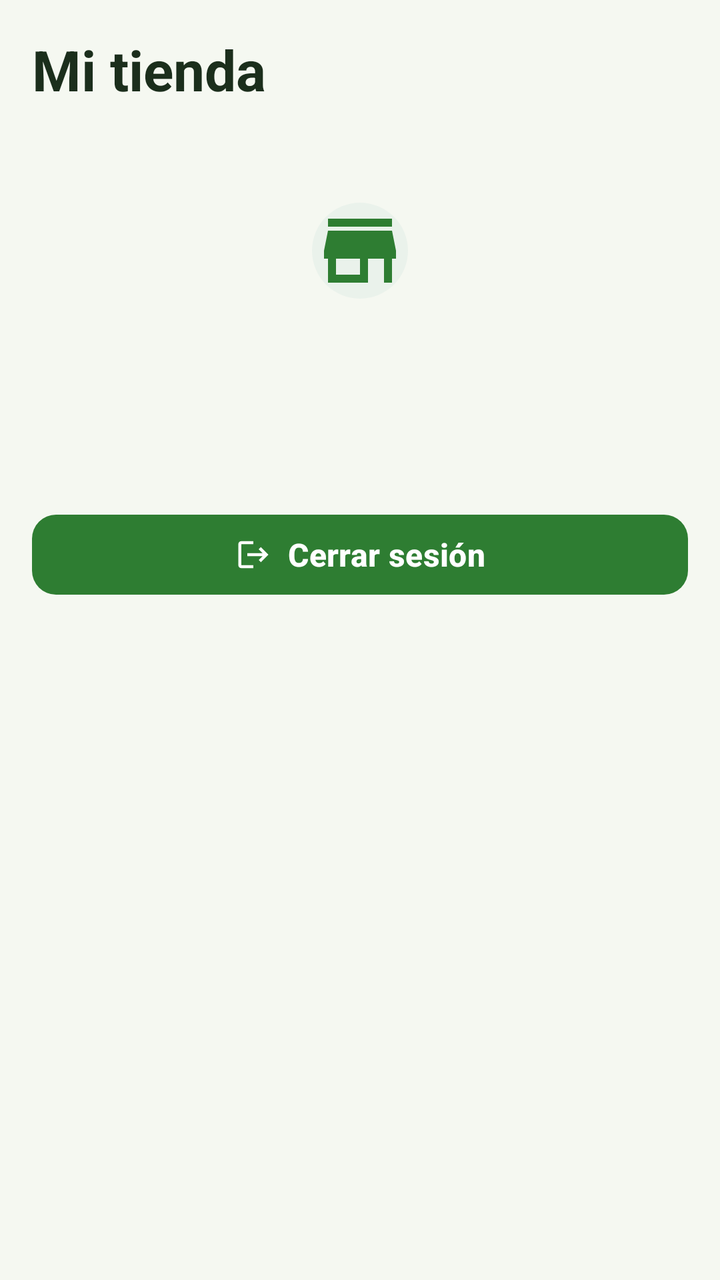
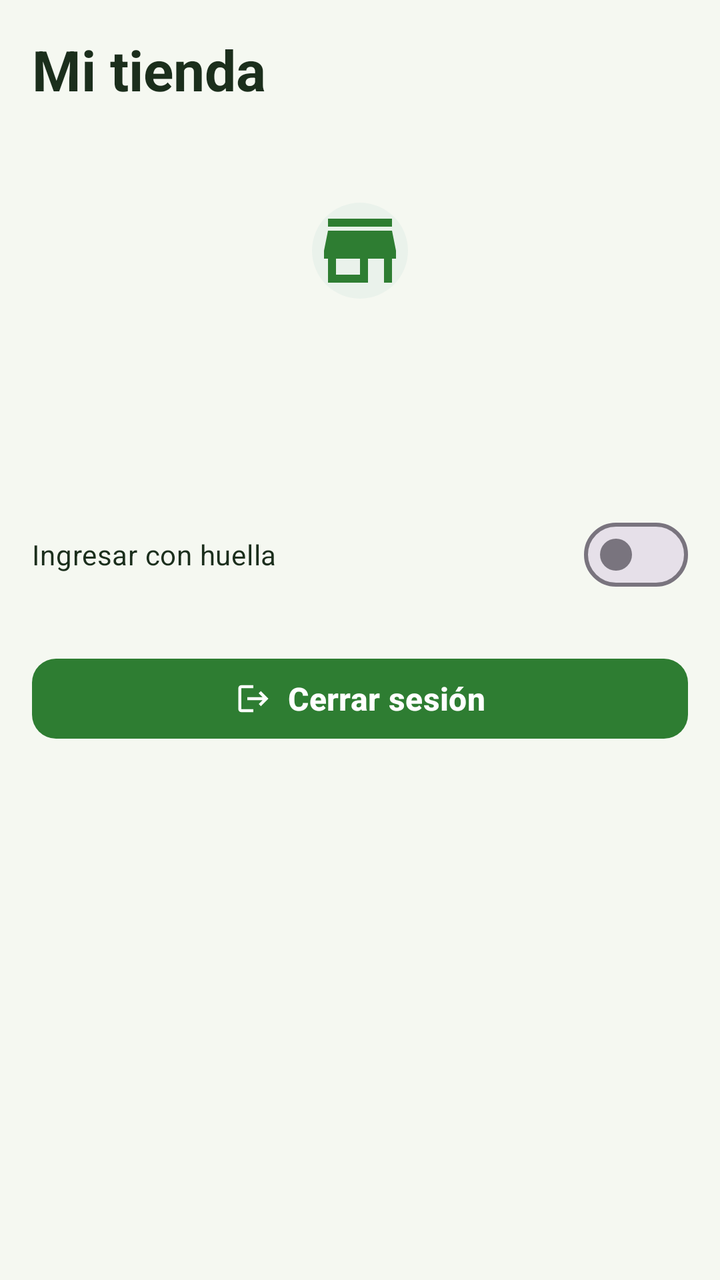

Before-and-after screenshots of an Android layout around one commit, followed by the original layout XML and the change that was made.
<!-- AndroidManifest.xml: application theme Theme.CosechaLocal -->
<!-- res/layout/fragment_seller_profile.xml -->
<?xml version="1.0" encoding="utf-8"?>
<LinearLayout xmlns:android="http://schemas.android.com/apk/res/android"
    xmlns:app="http://schemas.android.com/apk/res-auto"
    android:layout_width="match_parent"
    android:layout_height="match_parent"
    android:background="@color/bg_light"
    android:orientation="vertical"
    android:padding="@dimen/spacing_medium">

    <TextView
        android:layout_width="match_parent"
        android:layout_height="wrap_content"
        android:text="@string/store_title"
        android:textColor="@color/text_primary"
        android:textSize="@dimen/text_size_header"
        android:textStyle="bold" />

    <LinearLayout
        android:layout_width="match_parent"
        android:layout_height="wrap_content"
        android:layout_marginTop="@dimen/spacing_large"
        android:gravity="center_horizontal"
        android:orientation="vertical">

        <com.google.android.material.imageview.ShapeableImageView
            android:id="@+id/ivStoreLogo"
            android:layout_width="@dimen/profile_avatar_size"
            android:layout_height="@dimen/profile_avatar_size"
            android:background="@drawable/bg_product_image"
            android:contentDescription="@string/cd_user_avatar"
            android:padding="@dimen/spacing_large"
            android:src="@drawable/ic_store"
            app:shapeAppearanceOverlay="@style/ShapeAppearance.Material3.Corner.Full"
            app:tint="@color/primary_green" />

        <TextView
            android:id="@+id/tvStoreName"
            android:layout_width="wrap_content"
            android:layout_height="wrap_content"
            android:layout_marginTop="@dimen/spacing_small"
            android:textColor="@color/text_primary"
            android:textSize="@dimen/text_size_title"
            android:textStyle="bold" />

        <TextView
            android:id="@+id/tvStoreEmail"
            android:layout_width="wrap_content"
            android:layout_height="wrap_content"
            android:layout_marginTop="2dp"
            android:textColor="@color/text_secondary"
            android:textSize="@dimen/text_size_body" />
    </LinearLayout>

    <com.google.android.material.button.MaterialButton
        android:id="@+id/btnLogout"
        style="@style/Widget.CosechaLocal.Button.Primary"
        android:layout_width="match_parent"
        android:layout_height="wrap_content"
        android:layout_marginTop="@dimen/spacing_large"
        android:text="@string/btn_logout"
        app:icon="@drawable/ic_logout"
        app:iconGravity="textStart" />
</LinearLayout>
<!-- resources referenced by this layout -->
<resources>
  <color name="bg_light">#F5F8F1</color>
  <color name="primary_green">#2E7D32</color>
  <color name="text_primary">#1B2E1C</color>
  <color name="text_secondary">#556B58</color>
  <dimen name="profile_avatar_size">96dp</dimen>
  <dimen name="spacing_large">24dp</dimen>
  <dimen name="spacing_medium">16dp</dimen>
  <dimen name="spacing_small">8dp</dimen>
  <dimen name="text_size_body">14sp</dimen>
  <dimen name="text_size_header">28sp</dimen>
  <dimen name="text_size_title">20sp</dimen>
  <!-- drawable bg_product_image (drawable) -->
  <?xml version="1.0" encoding="utf-8"?>
  <shape xmlns:android="http://schemas.android.com/apk/res/android"
      android:shape="rectangle">
      <solid android:color="@color/image_placeholder_bg" />
      <corners android:radius="@dimen/corner_radius_small" />
  </shape>
  <!-- drawable ic_logout (drawable) -->
  <vector xmlns:android="http://schemas.android.com/apk/res/android"
      android:width="24dp"
      android:height="24dp"
      android:viewportWidth="24"
      android:viewportHeight="24">
      <path
          android:fillColor="@color/primary_green"
          android:pathData="M17,7l-1.41,1.41L18.17,11H8v2h10.17l-2.58,2.58L17,17l5,-5zM4,5h8V3H4c-1.1,0 -2,0.9 -2,2v14c0,1.1 0.9,2 2,2h8v-2H4V5z" />
  </vector>
  <!-- drawable ic_store (drawable) -->
  <vector xmlns:android="http://schemas.android.com/apk/res/android"
      android:width="24dp"
      android:height="24dp"
      android:viewportWidth="24"
      android:viewportHeight="24">
      <path
          android:fillColor="@color/primary_green"
          android:pathData="M20,4H4v2h16V4zm1,10v-2l-1,-5H4l-1,5v2h1v6h10v-6h4v6h2v-6h1zm-9,4H6v-4h6v4z" />
  </vector>
  <string name="btn_logout">Cerrar sesión</string>
  <string name="cd_user_avatar">Foto de perfil del usuario</string>
  <string name="store_title">Mi tienda</string>
  <style name="Widget.CosechaLocal.Button.Primary" parent="Widget.Material3.Button">
          <item name="backgroundTint">@color/primary_green</item>
          <item name="android:textColor">@color/white</item>
          <item name="android:minHeight">@dimen/button_min_height</item>
          <item name="cornerRadius">@dimen/corner_radius_button</item>
          <item name="android:textStyle">bold</item>
          <item name="android:textSize">@dimen/text_size_subtitle</item>
      </style>
  <style name="Theme.CosechaLocal" parent="Base.Theme.CosechaLocal" />
  <color name="image_placeholder_bg">#EAF2EB</color>
  <dimen name="corner_radius_small">8dp</dimen>
  <color name="white">#FFFFFF</color>
  <dimen name="button_min_height">48dp</dimen>
  <dimen name="corner_radius_button">12dp</dimen>
  <dimen name="text_size_subtitle">16sp</dimen>
  <color name="dark_green">#1B4D2B</color>
  <color name="amber_accent">#F9A825</color>
  <color name="black">#000000</color>
  <color name="chip_selected_bg">#E8F5E9</color>
  <color name="error_red">#C62828</color>
  <!-- unchanged entries left out for length: 1 -->
</resources>

<!-- the commit's change to res/layout/fragment_seller_profile.xml (unified diff, before → after) -->
@@ -51,6 +51,14 @@
             android:textSize="@dimen/text_size_body" />
     </LinearLayout>
 
+    <com.google.android.material.materialswitch.MaterialSwitch
+        android:id="@+id/switchBiometric"
+        android:layout_width="match_parent"
+        android:layout_height="wrap_content"
+        android:layout_marginTop="@dimen/spacing_large"
+        android:text="@string/biometric_switch"
+        android:textColor="@color/text_primary" />
+
     <com.google.android.material.button.MaterialButton
         android:id="@+id/btnLogout"
         style="@style/Widget.CosechaLocal.Button.Primary"
<!-- resource entries referenced after the edit -->
@@ -38,6 +38,7 @@
           android:fillColor="@color/primary_green"
           android:pathData="M20,4H4v2h16V4zm1,10v-2l-1,-5H4l-1,5v2h1v6h10v-6h4v6h2v-6h1zm-9,4H6v-4h6v4z" />
   </vector>
+  <string name="biometric_switch">Ingresar con huella</string>
   <string name="btn_logout">Cerrar sesión</string>
   <string name="cd_user_avatar">Foto de perfil del usuario</string>
   <string name="store_title">Mi tienda</string>
